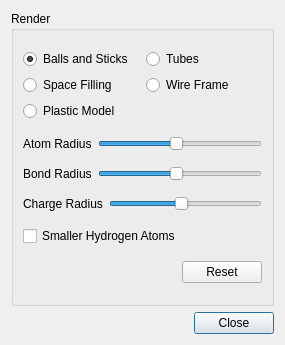
The window that src/Configurator/MoleculeConfigurator.ui (nutjunkie/IQmol) describes before a commit, drawn with Qt 5.
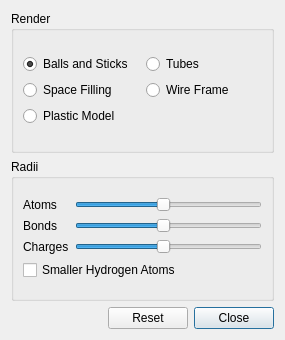
The same window after the commit.

Patch:
```diff
--- a/src/Configurator/MoleculeConfigurator.ui
+++ b/src/Configurator/MoleculeConfigurator.ui
@@ -7,7 +7,7 @@
     <x>0</x>
     <y>0</y>
     <width>285</width>
-    <height>345</height>
+    <height>340</height>
    </rect>
   </property>
   <property name="windowTitle">
@@ -22,7 +22,7 @@
      <property name="title">
       <string>Render</string>
      </property>
-     <layout class="QVBoxLayout" name="verticalLayout">
+     <layout class="QVBoxLayout" name="verticalLayout_2">
       <item>
        <layout class="QGridLayout" name="gridLayout_2">
         <item row="1" column="1">
@@ -65,16 +65,18 @@
         </item>
        </layout>
       </item>
+     </layout>
+    </widget>
+   </item>
+   <item>
+    <widget class="QGroupBox" name="groupBox_2">
+     <property name="title">
+      <string>Radii</string>
+     </property>
+     <layout class="QVBoxLayout" name="verticalLayout">
       <item>
-       <layout class="QHBoxLayout" name="horizontalLayout_4">
-        <item>
-         <widget class="QLabel" name="label_12">
-          <property name="text">
-           <string>Atom Radius</string>
-          </property>
-         </widget>
-        </item>
-        <item>
+       <layout class="QGridLayout" name="gridLayout">
+        <item row="0" column="1">
          <widget class="QSlider" name="atomRadiusScale">
           <property name="minimum">
            <number>1</number>
@@ -93,18 +95,7 @@
           </property>
          </widget>
         </item>
-       </layout>
-      </item>
-      <item>
-       <layout class="QHBoxLayout" name="horizontalLayout_5">
-        <item>
-         <widget class="QLabel" name="label_13">
-          <property name="text">
-           <string>Bond Radius</string>
-          </property>
-         </widget>
-        </item>
-        <item>
+        <item row="1" column="1">
          <widget class="QSlider" name="bondRadiusScale">
           <property name="minimum">
            <number>1</number>
@@ -123,18 +114,14 @@
           </property>
          </widget>
         </item>
-       </layout>
-      </item>
-      <item>
-       <layout class="QHBoxLayout" name="horizontalLayout_7">
-        <item>
+        <item row="2" column="0">
          <widget class="QLabel" name="label_14">
           <property name="text">
-           <string>Charge Radius</string>
+           <string>Charges</string>
           </property>
          </widget>
         </item>
-        <item>
+        <item row="2" column="1">
          <widget class="QSlider" name="chargeRadiusScale">
           <property name="minimum">
            <number>1</number>
@@ -153,11 +140,21 @@
           </property>
          </widget>
         </item>
-       </layout>
-      </item>
-      <item>
-       <layout class="QHBoxLayout" name="horizontalLayout_8">
-        <item>
+        <item row="1" column="0">
+         <widget class="QLabel" name="label_13">
+          <property name="text">
+           <string>Bonds</string>
+          </property>
+         </widget>
+        </item>
+        <item row="0" column="0">
+         <widget class="QLabel" name="label_12">
+          <property name="text">
+           <string>Atoms</string>
+          </property>
+         </widget>
+        </item>
+        <item row="3" column="0" colspan="2">
          <widget class="QCheckBox" name="smallerHydrogens">
           <property name="text">
            <string>Smaller Hydrogen Atoms</string>
@@ -166,30 +163,6 @@
         </item>
        </layout>
       </item>
-      <item>
-       <layout class="QHBoxLayout" name="horizontalLayout_9">
-        <item>
-         <spacer name="horizontalSpacer_4">
-          <property name="orientation">
-           <enum>Qt::Horizontal</enum>
-          </property>
-          <property name="sizeHint" stdset="0">
-           <size>
-            <width>40</width>
-            <height>20</height>
-           </size>
-          </property>
-         </spacer>
-        </item>
-        <item>
-         <widget class="QPushButton" name="resetButton">
-          <property name="text">
-           <string>Reset</string>
-          </property>
-         </widget>
-        </item>
-       </layout>
-      </item>
      </layout>
     </widget>
    </item>
@@ -208,6 +181,13 @@
        </property>
       </spacer>
      </item>
+     <item>
+      <widget class="QPushButton" name="resetButton">
+       <property name="text">
+        <string>Reset</string>
+       </property>
+      </widget>
+     </item>
      <item>
       <widget class="QPushButton" name="okButton">
        <property name="text">
```
